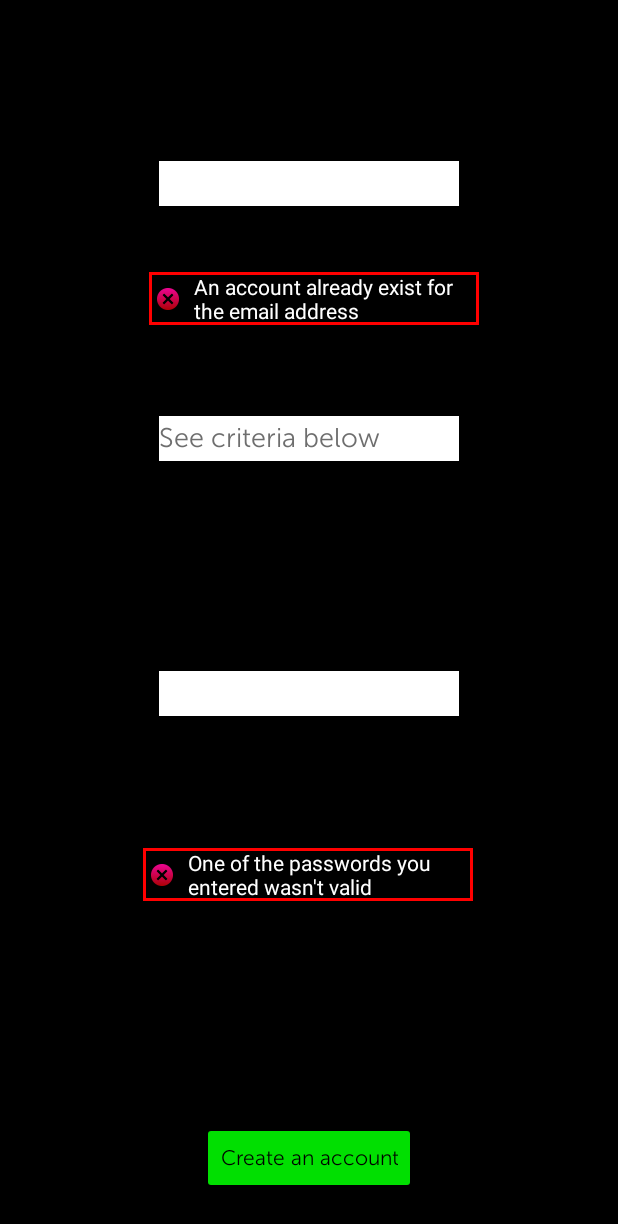
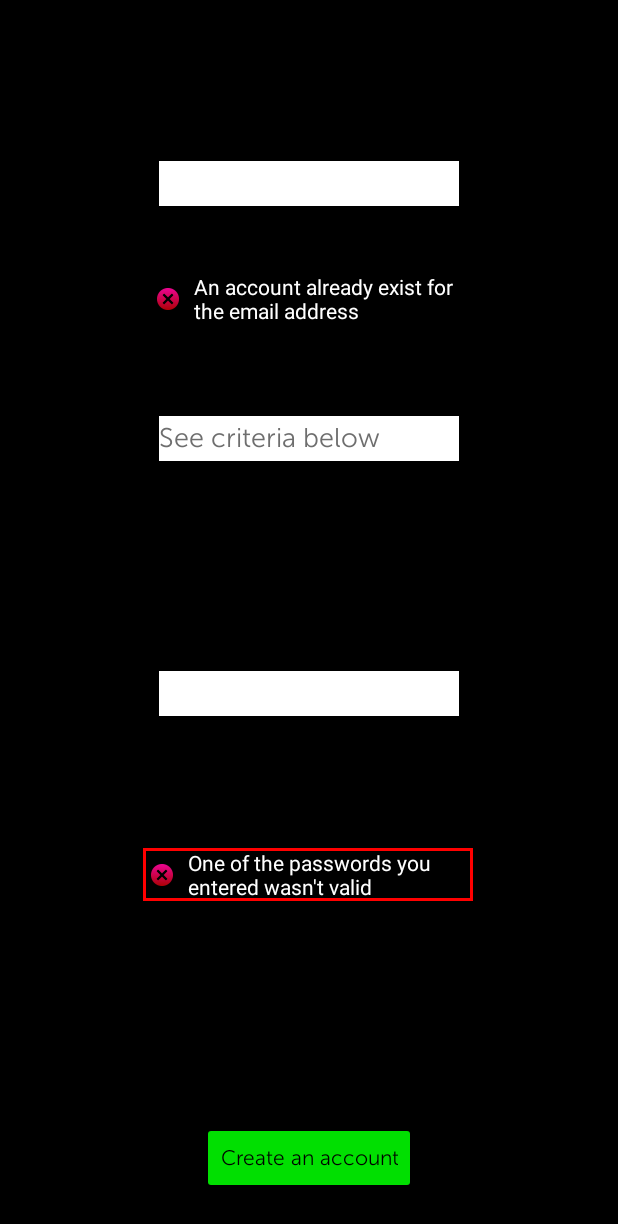
Before and after one commit to samuelchyke/Activity_Week_1, an Android app: the LoginActivity screen opened directly, with no data from a screen before it, after a tap on "Create an account", on a phone screen of 412 x 824 dp. Shown: the top 1224 px of the screen. Run offline under Robolectric (Android 15) with nearby library versions, the phone set to English and light mode, and no system bars.

```diff
--- a/app/src/main/AndroidManifest.xml
+++ b/app/src/main/AndroidManifest.xml
@@ -29,8 +29,7 @@
             android:parentActivityName=".MainActivity">
             <meta-data
                 android:name="android.support.PARENT_ACTIVITY"
-                android:value=
-                    "com.itc.greenflag.MainActivity"/>
+                android:value="com.itc.greenflag.MainActivity"/>
         </activity>
 
     </application>
--- a/app/src/main/res/layout/activity_login.xml
+++ b/app/src/main/res/layout/activity_login.xml
@@ -5,7 +5,8 @@
     android:layout_width="match_parent"
     android:layout_height="match_parent"
     tools:context=".LoginActivity"
-    android:background="@color/black">
+    android:background="@color/black"
+    android:screenOrientation="portrait">
 
 
     <TextView
--- a/app/src/main/res/layout/activity_main.xml
+++ b/app/src/main/res/layout/activity_main.xml
@@ -5,7 +5,8 @@
     android:layout_width="match_parent"
     android:layout_height="match_parent"
     tools:context=".MainActivity"
-    android:background="@color/black">
+    android:background="@color/black"
+    android:screenOrientation="portrait">
 
     <TextView
         android:id="@+id/textView4"
--- a/app/src/main/res/layout/error_email.xml
+++ b/app/src/main/res/layout/error_email.xml
@@ -4,7 +4,8 @@
     android:layout_width="wrap_content"
     android:layout_height="50dp"
     android:background="@drawable/border"
-    android:id="@+id/errorEmail">
+    android:id="@+id/errorEmail"
+    android:backgroundTint="@color/black">
 
     <ImageView
         android:paddingLeft="5dp"
```
